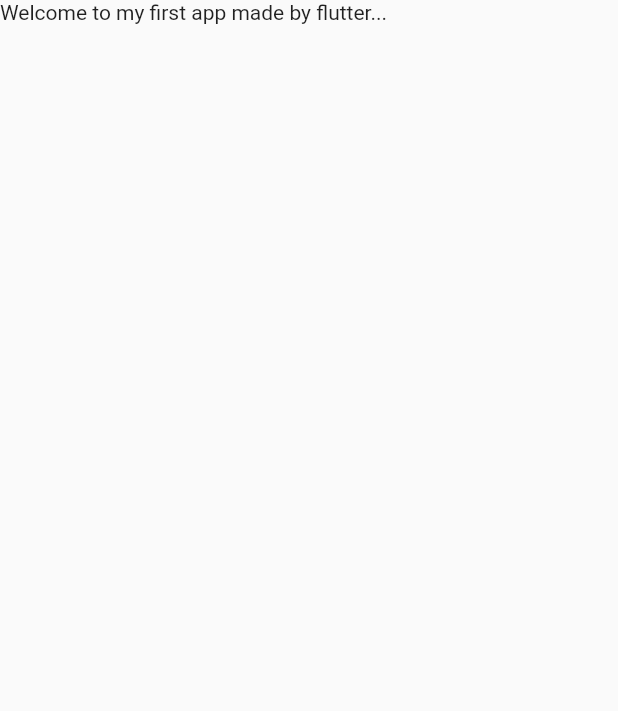
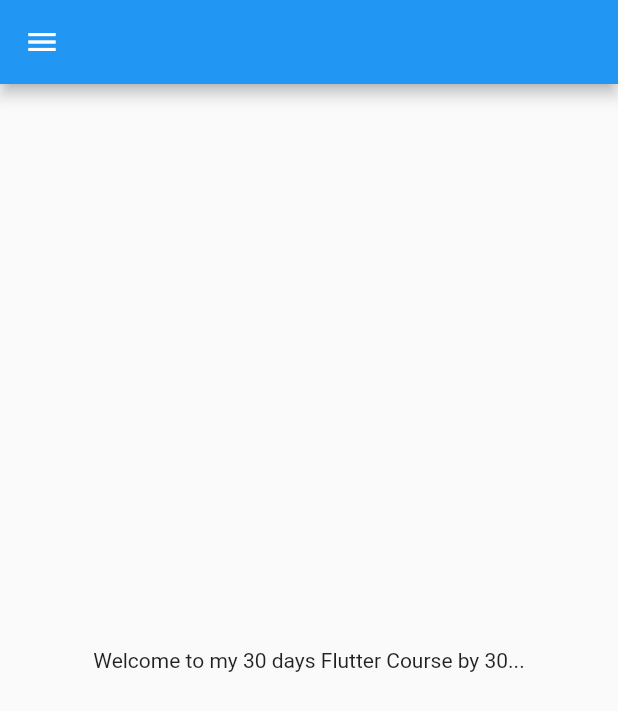
Before and after one commit to karunaket/Learning-Flutter, a Flutter app: the screen it shows after launch, on a phone screen of 412 x 824 dp. Shown: the top 711 px of the screen. Run offline on Flutter 3.47's test engine with Material 2 defaults, Android fonts, the phone set to English and light mode, and no system bars.

Commit message:
2nd commit

```diff
--- /dev/null
+++ b/lib/home_page.dart
@@ -0,0 +1,22 @@
+import 'package:flutter/material.dart';
+
+class HomePage extends StatelessWidget {
+  const HomePage({super.key});
+
+    final int days = 30;
+    final String name = "Codepur";
+
+  @override
+  Widget build(BuildContext context) {
+
+    return Scaffold(
+      appBar: AppBar(),
+      body: Center(
+        child: Container(
+          child: Text("Welcome to my $days days Flutter Course by $days..."),
+        ),
+      ),
+      drawer: Drawer(),
+    );
+  }
+}
--- a/lib/main.dart
+++ b/lib/main.dart
@@ -1,4 +1,7 @@
+// ignore_for_file: avoid_unnecessary_containers, prefer_const_constructors, use_key_in_widget_constructors, unused_local_variable, prefer_interpolation_to_compose_strings
+
 import 'package:flutter/material.dart';
+import 'package:flutter_application_1/home_page.dart';
 
 void main() {
   runApp(MyApp());
@@ -9,10 +12,19 @@ class MyApp extends StatelessWidget {
 
   @override
   Widget build(BuildContext context) {
+    // double pi = 3.14;
+    bool isMale = true;
+
+    num a = 45.6; // Can take both integer and decimal number...
+
+    var day = "Wednesday";
+    // var day = 5;
+
+    const pi = 3.14;
+    // final pi = 3.14;
+
     return MaterialApp(
-      home: Material(
-          child: Text("Welcome to my first app made by flutter..."),
-      ),
+      home: HomePage(),
     );
   }
 }
```
